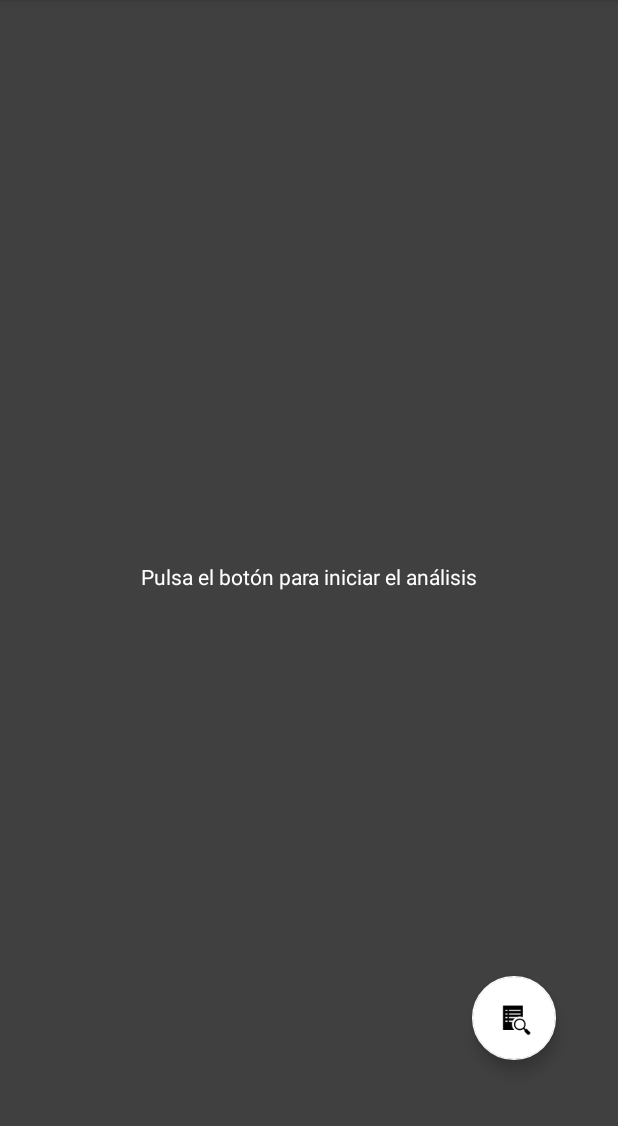
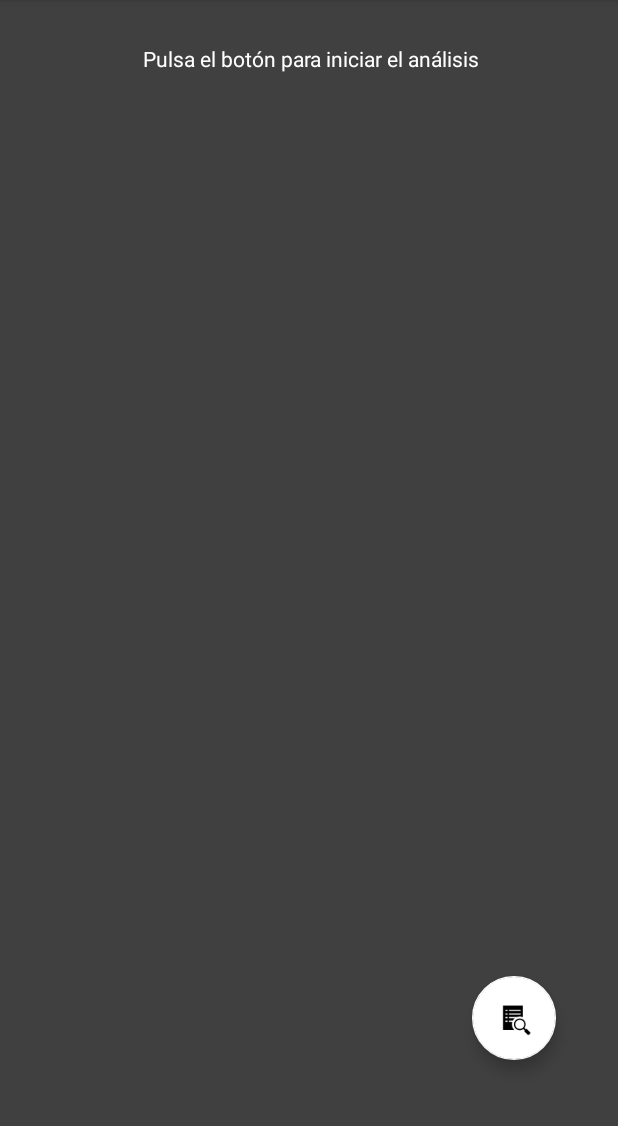
Before and after one commit to nazaretrogue/Android-Shield, an Android app: the screen it shows after launch (MainActivity), on a phone screen of 412 x 824 dp, the part 84-1210 px from its top. Run offline under Robolectric (Android 15) with nearby library versions, the phone set to English and light mode, and no system bars.

Commit message:
Modificada UI

```diff
--- a/app/src/main/java/com/activity/androidshield/MainActivity.java
+++ b/app/src/main/java/com/activity/androidshield/MainActivity.java
@@ -12,6 +12,7 @@ import android.view.View;
 import android.widget.TextView;
 
 import com.google.android.material.floatingactionbutton.FloatingActionButton;
+import com.google.android.material.snackbar.Snackbar;
 
 import java.util.List;
 
@@ -31,8 +32,7 @@ public class MainActivity extends AppCompatActivity {
         {
             @Override
             public void onClick(View view) {
-                // Burbuja de texto en la parte inferior de la pantalla para informar de *mensaje*
-                // Snackbar.make(view, "mensaje", Snackbar.LENGTH_LONG).setAction("Action", null).show();
+                Snackbar.make(view, "Se va a iniciar el análisis", Snackbar.LENGTH_LONG).setAction("Action", null).show();
                 Procesa();
             }
         });
--- a/app/src/main/res/layout-v21/activity_main.xml
+++ b/app/src/main/res/layout-v21/activity_main.xml
@@ -6,18 +6,6 @@
     android:layout_height="match_parent"
     android:background="#404040"
     tools:context=".MainActivity">
-
-    <TextView
-        android:id="@+id/texto_analisis"
-        android:layout_width="wrap_content"
-        android:layout_height="wrap_content"
-        android:scrollbars="vertical"
-        android:text="@string/desc_boton"
-        android:textColor="#FFFFFF"
-        app:layout_constraintBottom_toBottomOf="parent"
-        app:layout_constraintLeft_toLeftOf="parent"
-        app:layout_constraintRight_toRightOf="parent"
-        app:layout_constraintTop_toTopOf="parent" />
 
     <com.google.android.material.floatingactionbutton.FloatingActionButton
         android:id="@+id/boton_analisis"
@@ -39,4 +27,37 @@
         app:srcCompat="?android:attr/actionModeFindDrawable"
         android:contentDescription="@string/desc_boton" />
 
+    <ScrollView
+        android:layout_width="388dp"
+        android:layout_height="596dp"
+        android:layout_marginStart="15dp"
+        android:layout_marginLeft="15dp"
+        android:layout_marginTop="21dp"
+        android:layout_marginEnd="13dp"
+        android:layout_marginRight="13dp"
+        android:layout_marginBottom="18dp"
+        app:layout_constraintBottom_toTopOf="@+id/boton_analisis"
+        app:layout_constraintEnd_toEndOf="parent"
+        app:layout_constraintStart_toStartOf="parent"
+        app:layout_constraintTop_toTopOf="parent">
+
+        <androidx.constraintlayout.widget.ConstraintLayout
+            android:id="@+id/linearLayout"
+            android:layout_width="match_parent"
+            android:layout_height="wrap_content">
+
+            <TextView
+                android:id="@+id/texto_analisis"
+                android:layout_width="wrap_content"
+                android:layout_height="wrap_content"
+                android:scrollbars="vertical"
+                android:text="@string/desc_boton"
+                android:textColor="#FFFFFF"
+                app:layout_constraintBottom_toBottomOf="parent"
+                app:layout_constraintEnd_toEndOf="parent"
+                app:layout_constraintStart_toStartOf="parent"
+                app:layout_constraintTop_toTopOf="parent" />
+        </androidx.constraintlayout.widget.ConstraintLayout>
+    </ScrollView>
+
 </androidx.constraintlayout.widget.ConstraintLayout>
```
